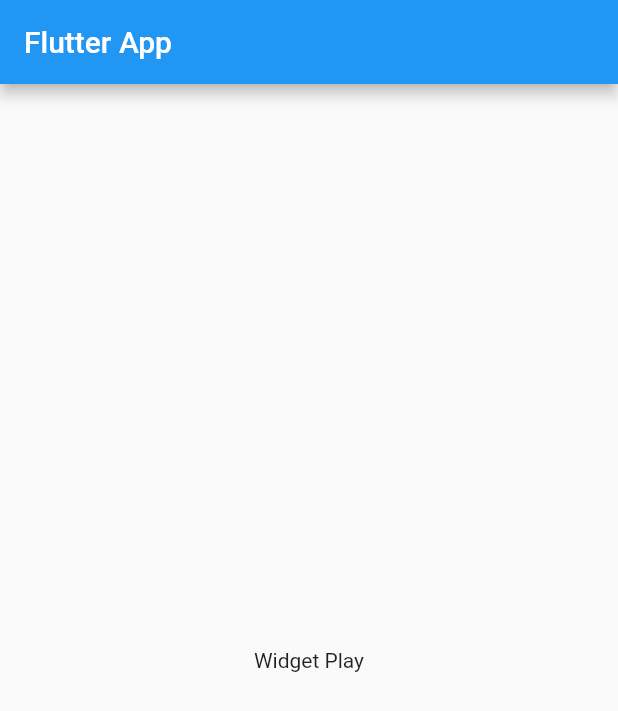
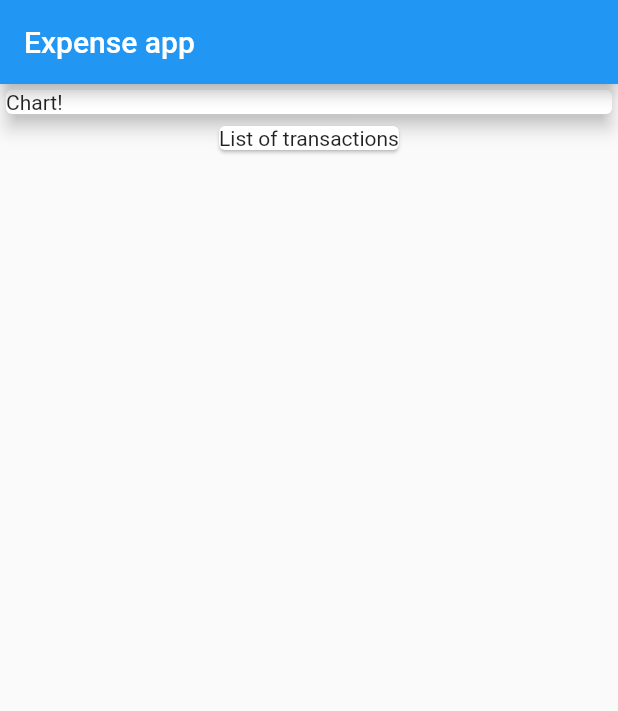
Before and after one commit to recursionDev/expense-app, a Flutter app: the screen it shows after launch, on a phone screen of 412 x 824 dp. Shown: the top 711 px of the screen. Run offline on Flutter 3.47's test engine with Material 2 defaults, Android fonts, the phone set to English and light mode, and no system bars.

Commit message:
Add placeholder cards

```diff
--- a/lib/main.dart
+++ b/lib/main.dart
@@ -17,10 +17,20 @@ class MyHomePage extends StatelessWidget {
   Widget build(BuildContext context) {
     return Scaffold(
       appBar: AppBar(
-        title: Text('Flutter App'),
+        title: Text('Expense app'),
       ),
-      body: Center(
-        child: Text("Widget Play"),
+      body: Column(
+        mainAxisAlignment: MainAxisAlignment.start,
+        crossAxisAlignment: CrossAxisAlignment.center,
+        children: <Widget>[
+          Card(
+            child: Container(width: double.infinity, child: Text('Chart!'), ),
+            elevation: 5,
+          ),
+          Card(
+            child: Text('List of transactions'),
+          ),
+        ],
       ),
     );
   }
```
